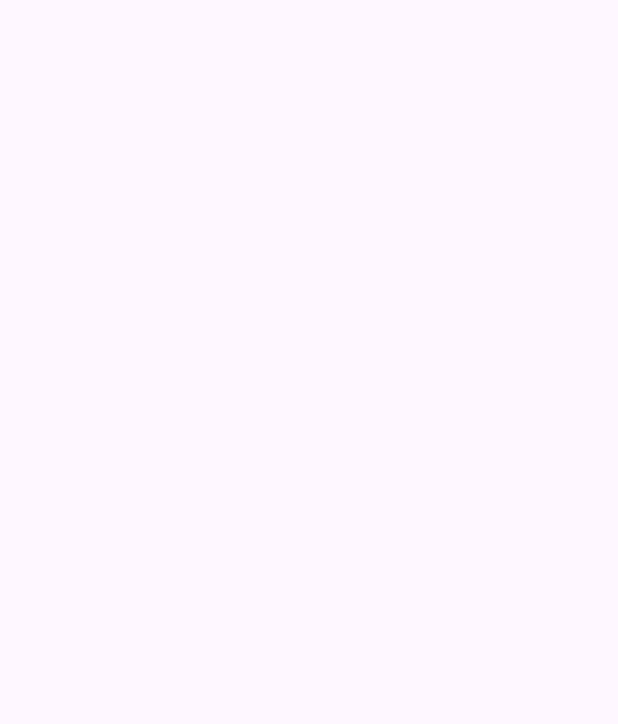
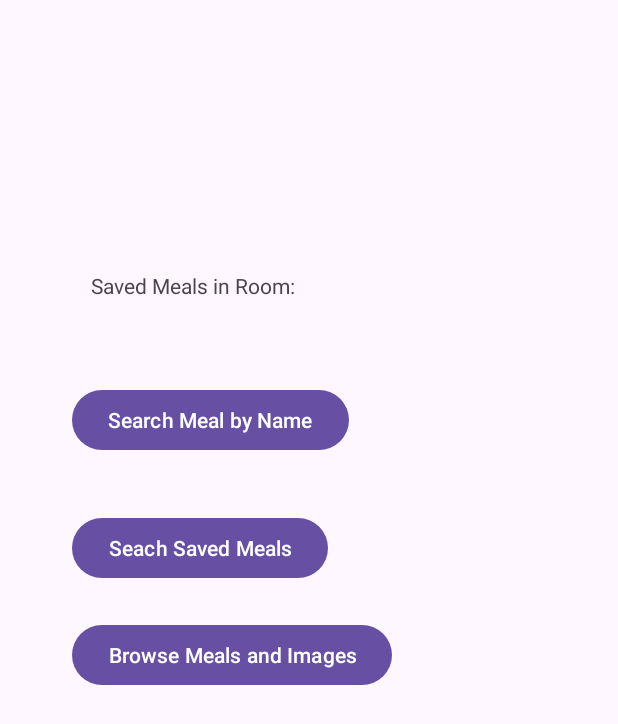
Before and after one commit to Odhran132/AMA_CW2, an Android app: the screen it shows after launch (MainActivity), on a phone screen of 412 x 824 dp. Before the commit the part shown is empty. Shown: the top 724 px of the screen. Run offline under Robolectric (Android 15) with nearby library versions, the phone set to English and light mode, and no system bars.

Commit message:
Creation of main screen

```diff
--- a/app/src/main/res/layout/activity_main.xml
+++ b/app/src/main/res/layout/activity_main.xml
@@ -4,4 +4,46 @@
     xmlns:tools="http://schemas.android.com/tools"
     android:layout_width="match_parent"
     android:layout_height="match_parent"
-    tools:context=".MainActivity"/>
+    tools:context=".MainActivity">
+
+    <Button
+        android:id="@+id/mealByNameBtn"
+        android:layout_width="wrap_content"
+        android:layout_height="wrap_content"
+        android:layout_marginStart="48dp"
+        android:layout_marginTop="256dp"
+        android:text="Search Meal by Name"
+        app:layout_constraintStart_toStartOf="parent"
+        app:layout_constraintTop_toTopOf="parent" />
+
+    <Button
+        android:id="@+id/bMealsImagesBtn"
+        android:layout_width="wrap_content"
+        android:layout_height="wrap_content"
+        android:layout_marginTop="23dp"
+        android:text="Browse Meals and Images"
+        app:layout_constraintStart_toStartOf="@+id/sMealSeachBtn"
+        app:layout_constraintTop_toBottomOf="@+id/sMealSeachBtn" />
+
+    <Button
+        android:id="@+id/sMealSeachBtn"
+        android:layout_width="wrap_content"
+        android:layout_height="wrap_content"
+        android:layout_marginStart="48dp"
+        android:layout_marginTop="37dp"
+        android:text="Seach Saved Meals"
+        app:layout_constraintStart_toStartOf="parent"
+        app:layout_constraintTop_toBottomOf="@+id/mealByNameBtn" />
+
+    <TextView
+        android:id="@+id/savedMealsTxt"
+        android:layout_width="wrap_content"
+        android:layout_height="wrap_content"
+        android:layout_marginStart="53dp"
+        android:layout_marginEnd="54dp"
+        android:layout_marginBottom="56dp"
+        android:text="Saved Meals in Room: "
+        app:layout_constraintBottom_toTopOf="@+id/mealByNameBtn"
+        app:layout_constraintEnd_toEndOf="@+id/bMealsImagesBtn"
+        app:layout_constraintStart_toStartOf="parent" />
+</androidx.constraintlayout.widget.ConstraintLayout>
```
Also changed, not shown: app/src/main/AndroidManifest.xml (+9 -0 lines), app/src/main/java/com/example/amacw2/MealByNameScreen.java (added, +14 -0 lines), app/src/main/java/com/example/amacw2/MealsImagesScreen.java (added, +14 -0 lines), app/src/main/java/com/example/amacw2/SavedMealsScreen.java (added, +14 -0 lines), app/src/main/res/layout/activity_meal_by_name_screen.xml (added, +9 -0 lines), app/src/main/res/layout/activity_meals_images_screen.xml (added, +9 -0 lines), app/src/main/res/layout/activity_saved_meals_screen.xml (added, +9 -0 lines).
